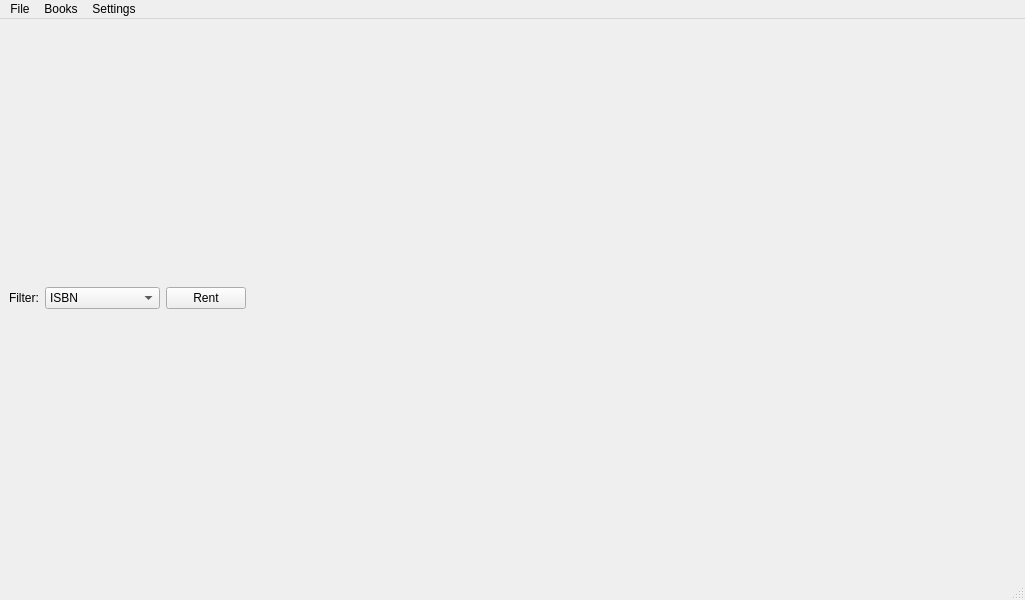
Qt form application.ui (aksi1984/Home-library) before a commit.
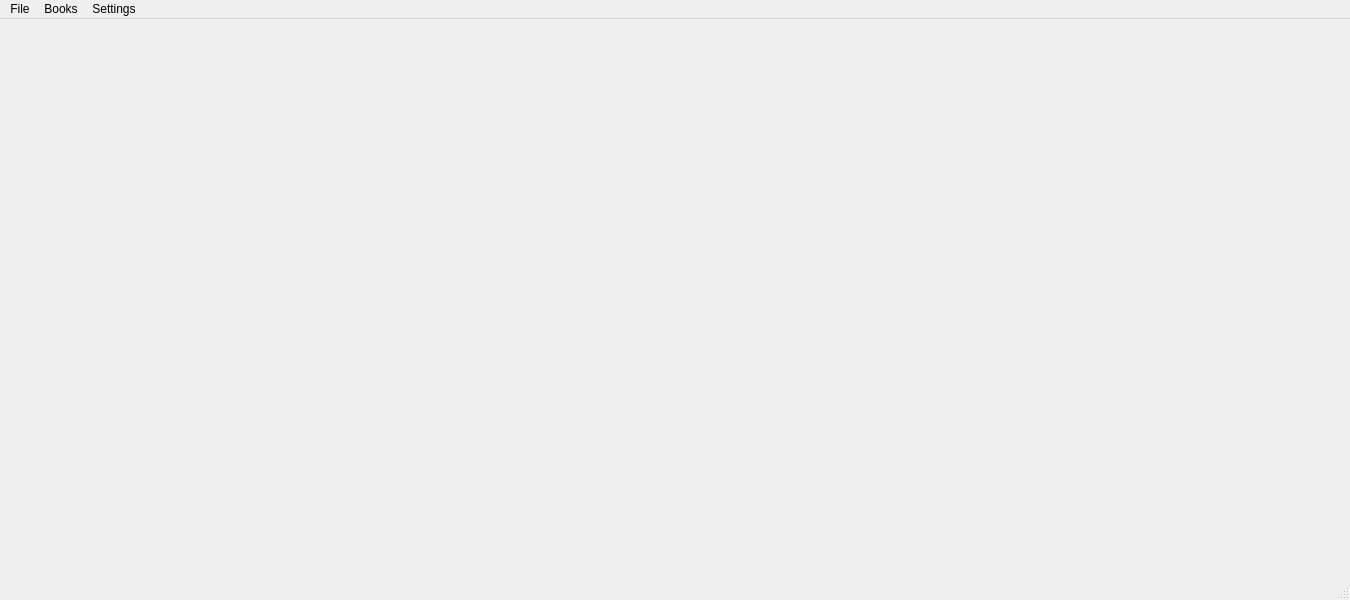
The same form after that commit.

Commit message: ShortDescription class implementation

Patch:
```diff
--- a/application.ui
+++ b/application.ui
@@ -6,7 +6,7 @@
    <rect>
     <x>0</x>
     <y>0</y>
-    <width>1025</width>
+    <width>1350</width>
     <height>600</height>
    </rect>
   </property>
@@ -14,87 +14,7 @@
    <string>Home library</string>
   </property>
   <widget class="QWidget" name="centralwidget">
-   <layout class="QVBoxLayout" name="verticalLayout_3">
-    <item>
-     <layout class="QHBoxLayout" name="optionsLayout">
-      <item>
-       <widget class="QLabel" name="filterLabel">
-        <property name="text">
-         <string>Filter:</string>
-        </property>
-       </widget>
-      </item>
-      <item>
-       <widget class="QComboBox" name="filterComboBox">
-        <item>
-         <property name="text">
-          <string>ISBN</string>
-         </property>
-        </item>
-        <item>
-         <property name="text">
-          <string>Title</string>
-         </property>
-        </item>
-        <item>
-         <property name="text">
-          <string>Author</string>
-         </property>
-        </item>
-        <item>
-         <property name="text">
-          <string>Category</string>
-         </property>
-        </item>
-        <item>
-         <property name="text">
-          <string>Language</string>
-         </property>
-        </item>
-        <item>
-         <property name="text">
-          <string>Publishing</string>
-         </property>
-        </item>
-        <item>
-         <property name="text">
-          <string>Publishing date</string>
-         </property>
-        </item>
-        <item>
-         <property name="text">
-          <string>Series</string>
-         </property>
-        </item>
-        <item>
-         <property name="text">
-          <string>Loaned</string>
-         </property>
-        </item>
-       </widget>
-      </item>
-      <item>
-       <widget class="QPushButton" name="rentPushButton">
-        <property name="text">
-         <string>Rent</string>
-        </property>
-       </widget>
-      </item>
-      <item>
-       <spacer name="horizontalSpacer">
-        <property name="orientation">
-         <enum>Qt::Horizontal</enum>
-        </property>
-        <property name="sizeHint" stdset="0">
-         <size>
-          <width>40</width>
-          <height>20</height>
-         </size>
-        </property>
-       </spacer>
-      </item>
-     </layout>
-    </item>
+   <layout class="QVBoxLayout" name="verticalLayout">
     <item>
      <layout class="QVBoxLayout" name="tableLayout"/>
     </item>
@@ -105,7 +25,7 @@
     <rect>
      <x>0</x>
      <y>0</y>
-     <width>1025</width>
+     <width>1350</width>
      <height>22</height>
     </rect>
    </property>
```
Left out of the diff: 10 changed lines with no effect on the pictures. The commit also changes 96 other files.
